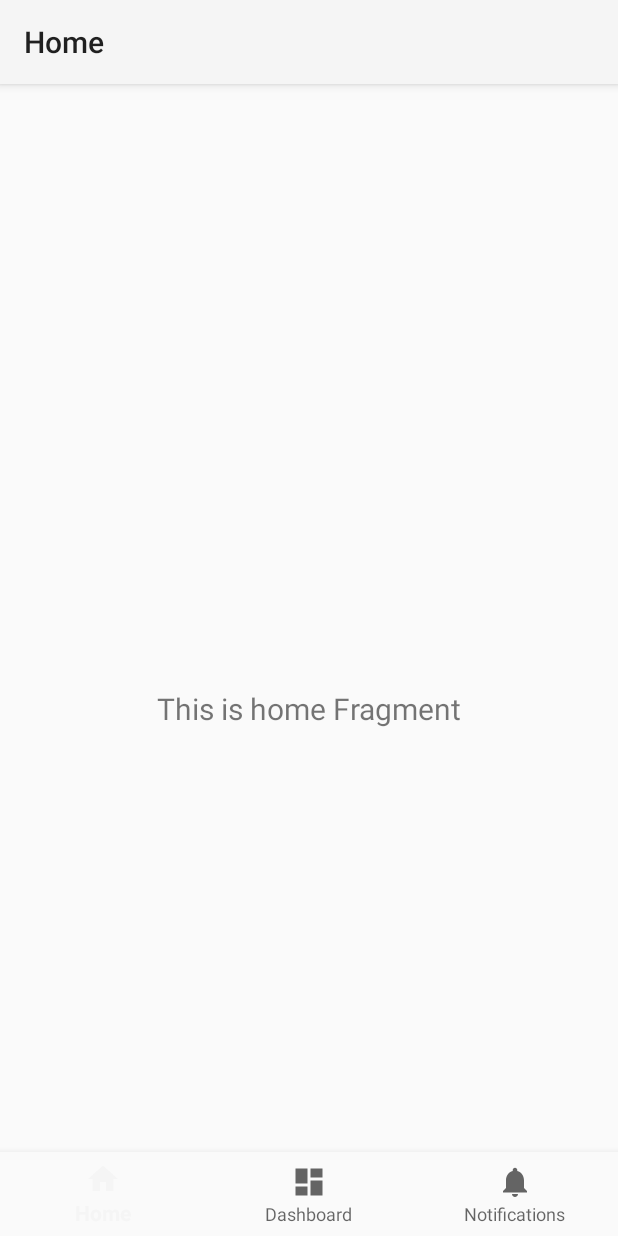
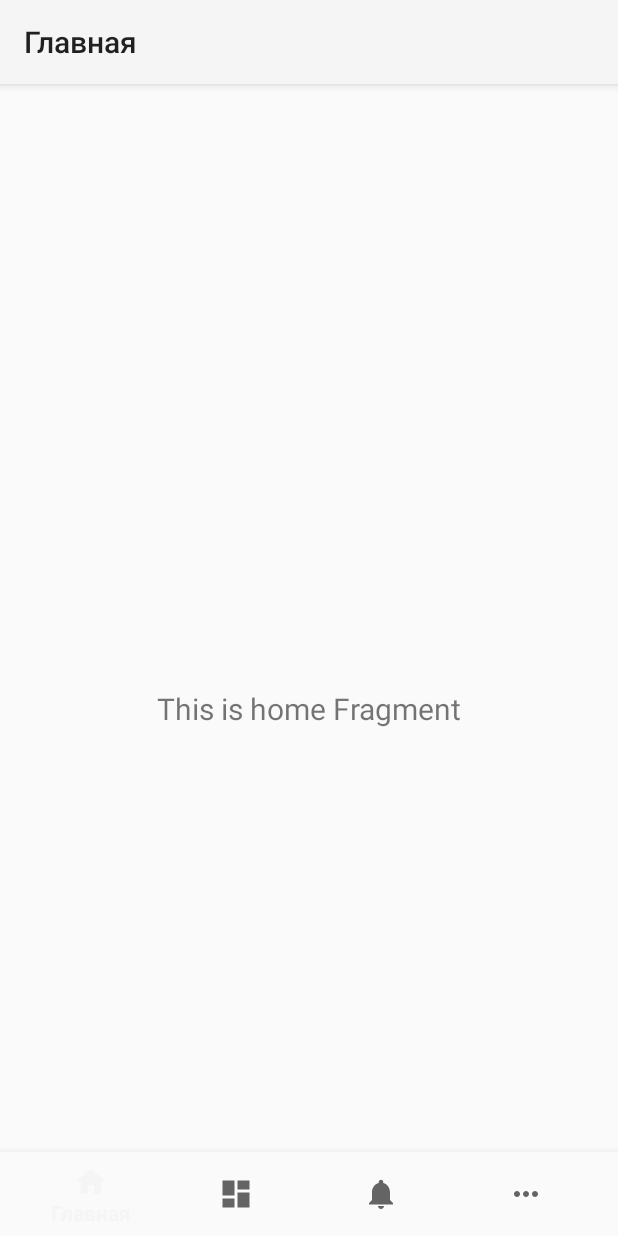
Before and after one commit to onoprygit/budget-app, an Android app: the screen it shows after launch (MainActivity), on a phone screen of 412 x 824 dp. Run offline under Robolectric (Android 15) with nearby library versions, the phone set to English and light mode, and no system bars; our stand-ins replace navigation-ui.

Commit message:
try to understanding app design

```diff
--- a/app/src/main/java/com/onopry/budgetapp/ui/home/HomeFragment.kt
+++ b/app/src/main/java/com/onopry/budgetapp/ui/dashboard/BudgetAndDebtsFragment.kt
@@ -1,4 +1,4 @@
-package com.onopry.budgetapp.ui.home
+package com.onopry.budgetapp.ui.dashboard
 
 import android.os.Bundle
 import android.view.LayoutInflater
@@ -7,11 +7,11 @@ import android.view.ViewGroup
 import android.widget.TextView
 import androidx.fragment.app.Fragment
 import androidx.lifecycle.ViewModelProvider
-import com.onopry.budgetapp.databinding.FragmentHomeBinding
+import com.onopry.budgetapp.databinding.FragmentBudetAndDebtsBinding
 
-class HomeFragment : Fragment() {
+class BudgetAndDebtsFragment : Fragment() {
 
-    private var _binding: FragmentHomeBinding? = null
+    private var _binding: FragmentBudetAndDebtsBinding? = null
 
     // This property is only valid between onCreateView and
     // onDestroyView.
@@ -22,14 +22,14 @@ class HomeFragment : Fragment() {
         container: ViewGroup?,
         savedInstanceState: Bundle?
     ): View {
-        val homeViewModel =
-            ViewModelProvider(this).get(HomeViewModel::class.java)
+        val dashboardViewModel =
+            ViewModelProvider(this).get(BudgetAndDebtsViewModel::class.java)
 
-        _binding = FragmentHomeBinding.inflate(inflater, container, false)
+        _binding = FragmentBudetAndDebtsBinding.inflate(inflater, container, false)
         val root: View = binding.root
 
-        val textView: TextView = binding.textHome
-        homeViewModel.text.observe(viewLifecycleOwner) {
+        val textView: TextView = binding.textDashboard
+        dashboardViewModel.text.observe(viewLifecycleOwner) {
             textView.text = it
         }
         return root
--- a/app/src/main/java/com/onopry/budgetapp/ui/dashboard/DashboardViewModel.kt
+++ b/app/src/main/java/com/onopry/budgetapp/ui/dashboard/BudgetAndDebtsViewModel.kt
@@ -4,7 +4,7 @@ import androidx.lifecycle.LiveData
 import androidx.lifecycle.MutableLiveData
 import androidx.lifecycle.ViewModel
 
-class DashboardViewModel : ViewModel() {
+class BudgetAndDebtsViewModel : ViewModel() {
 
     private val _text = MutableLiveData<String>().apply {
         value = "This is dashboard Fragment"
--- a/app/src/main/java/com/onopry/budgetapp/ui/dashboard/DashboardFragment.kt
+++ b/app/src/main/java/com/onopry/budgetapp/ui/home/AnalyticsFragment.kt
@@ -1,4 +1,4 @@
-package com.onopry.budgetapp.ui.dashboard
+package com.onopry.budgetapp.ui.home
 
 import android.os.Bundle
 import android.view.LayoutInflater
@@ -7,11 +7,11 @@ import android.view.ViewGroup
 import android.widget.TextView
 import androidx.fragment.app.Fragment
 import androidx.lifecycle.ViewModelProvider
-import com.onopry.budgetapp.databinding.FragmentDashboardBinding
+import com.onopry.budgetapp.databinding.FragmentAnalyticsBinding
 
-class DashboardFragment : Fragment() {
+class AnalyticsFragment : Fragment() {
 
-    private var _binding: FragmentDashboardBinding? = null
+    private var _binding: FragmentAnalyticsBinding? = null
 
     // This property is only valid between onCreateView and
     // onDestroyView.
@@ -22,14 +22,14 @@ class DashboardFragment : Fragment() {
         container: ViewGroup?,
         savedInstanceState: Bundle?
     ): View {
-        val dashboardViewModel =
-            ViewModelProvider(this).get(DashboardViewModel::class.java)
+        val homeViewModel =
+            ViewModelProvider(this).get(AnalyticsViewModel::class.java)
 
-        _binding = FragmentDashboardBinding.inflate(inflater, container, false)
+        _binding = FragmentAnalyticsBinding.inflate(inflater, container, false)
         val root: View = binding.root
 
-        val textView: TextView = binding.textDashboard
-        dashboardViewModel.text.observe(viewLifecycleOwner) {
+        val textView: TextView = binding.textHome
+        homeViewModel.text.observe(viewLifecycleOwner) {
             textView.text = it
         }
         return root
--- a/app/src/main/java/com/onopry/budgetapp/ui/notifications/NotificationsViewModel.kt
+++ b/app/src/main/java/com/onopry/budgetapp/ui/home/AnalyticsViewModel.kt
@@ -1,13 +1,13 @@
-package com.onopry.budgetapp.ui.notifications
+package com.onopry.budgetapp.ui.home
 
 import androidx.lifecycle.LiveData
 import androidx.lifecycle.MutableLiveData
 import androidx.lifecycle.ViewModel
 
-class NotificationsViewModel : ViewModel() {
+class AnalyticsViewModel : ViewModel() {
 
     private val _text = MutableLiveData<String>().apply {
-        value = "This is notifications Fragment"
+        value = "This is home Fragment"
     }
     val text: LiveData<String> = _text
 }
--- a/app/src/main/java/com/onopry/budgetapp/ui/home/HomeViewModel.kt
+++ b/app/src/main/java/com/onopry/budgetapp/ui/notifications/TransactionsViewModel.kt
@@ -1,13 +1,13 @@
-package com.onopry.budgetapp.ui.home
+package com.onopry.budgetapp.ui.notifications
 
 import androidx.lifecycle.LiveData
 import androidx.lifecycle.MutableLiveData
 import androidx.lifecycle.ViewModel
 
-class HomeViewModel : ViewModel() {
+class TransactionsViewModel : ViewModel() {
 
     private val _text = MutableLiveData<String>().apply {
-        value = "This is home Fragment"
+        value = "This is notifications Fragment"
     }
     val text: LiveData<String> = _text
 }
--- /dev/null
+++ b/app/src/main/res/drawable/ic_more_horiz.xml
@@ -0,0 +1,10 @@
+<vector xmlns:android="http://schemas.android.com/apk/res/android"
+    android:width="24dp"
+    android:height="24dp"
+    android:viewportWidth="24"
+    android:viewportHeight="24"
+    android:tint="?attr/colorControlNormal">
+  <path
+      android:fillColor="@android:color/white"
+      android:pathData="M6,10c-1.1,0 -2,0.9 -2,2s0.9,2 2,2 2,-0.9 2,-2 -0.9,-2 -2,-2zM18,10c-1.1,0 -2,0.9 -2,2s0.9,2 2,2 2,-0.9 2,-2 -0.9,-2 -2,-2zM12,10c-1.1,0 -2,0.9 -2,2s0.9,2 2,2 2,-0.9 2,-2 -0.9,-2 -2,-2z"/>
+</vector>
--- a/app/src/main/res/layout/fragment_notifications.xml
+++ b/app/src/main/res/layout/fragment_analytics.xml
@@ -4,10 +4,10 @@
     xmlns:tools="http://schemas.android.com/tools"
     android:layout_width="match_parent"
     android:layout_height="match_parent"
-    tools:context=".ui.notifications.NotificationsFragment">
+    tools:context=".ui.home.AnalyticsFragment">
 
     <TextView
-        android:id="@+id/text_notifications"
+        android:id="@+id/text_home"
         android:layout_width="match_parent"
         android:layout_height="wrap_content"
         android:layout_marginStart="8dp"
--- a/app/src/main/res/layout/fragment_dashboard.xml
+++ b/app/src/main/res/layout/fragment_budet_and_debts.xml
@@ -4,7 +4,7 @@
     xmlns:tools="http://schemas.android.com/tools"
     android:layout_width="match_parent"
     android:layout_height="match_parent"
-    tools:context=".ui.dashboard.DashboardFragment">
+    tools:context=".ui.dashboard.BudgetAndDebtsFragment">
 
     <TextView
         android:id="@+id/text_dashboard"
--- a/app/src/main/res/layout/fragment_home.xml
+++ /dev/null
@@ -1,22 +0,0 @@
-<?xml version="1.0" encoding="utf-8"?>
-<androidx.constraintlayout.widget.ConstraintLayout xmlns:android="http://schemas.android.com/apk/res/android"
-    xmlns:app="http://schemas.android.com/apk/res-auto"
-    xmlns:tools="http://schemas.android.com/tools"
-    android:layout_width="match_parent"
-    android:layout_height="match_parent"
-    tools:context=".ui.home.HomeFragment">
-
-    <TextView
-        android:id="@+id/text_home"
-        android:layout_width="match_parent"
-        android:layout_height="wrap_content"
-        android:layout_marginStart="8dp"
-        android:layout_marginTop="8dp"
-        android:layout_marginEnd="8dp"
-        android:textAlignment="center"
-        android:textSize="20sp"
-        app:layout_constraintBottom_toBottomOf="parent"
-        app:layout_constraintEnd_toEndOf="parent"
-        app:layout_constraintStart_toStartOf="parent"
-        app:layout_constraintTop_toTopOf="parent" />
-</androidx.constraintlayout.widget.ConstraintLayout>
--- a/app/src/main/res/menu/bottom_nav_menu.xml
+++ b/app/src/main/res/menu/bottom_nav_menu.xml
@@ -16,4 +16,9 @@
         android:icon="@drawable/ic_notifications_black_24dp"
         android:title="@string/title_notifications" />
 
+    <item
+        android:id="@+id/navigation_more"
+        android:icon="@drawable/ic_more_horiz"
+        android:title="@string/title_more"/>
+
 </menu>
--- a/app/src/main/res/navigation/mobile_navigation.xml
+++ b/app/src/main/res/navigation/mobile_navigation.xml
@@ -7,19 +7,19 @@
 
     <fragment
         android:id="@+id/navigation_home"
-        android:name="com.onopry.budgetapp.ui.home.HomeFragment"
+        android:name="com.onopry.budgetapp.ui.home.AnalyticsFragment"
         android:label="@string/title_home"
-        tools:layout="@layout/fragment_home" />
+        tools:layout="@layout/fragment_analytics" />
 
     <fragment
         android:id="@+id/navigation_dashboard"
-        android:name="com.onopry.budgetapp.ui.dashboard.DashboardFragment"
+        android:name="com.onopry.budgetapp.ui.dashboard.BudgetAndDebtsFragment"
         android:label="@string/title_dashboard"
-        tools:layout="@layout/fragment_dashboard" />
+        tools:layout="@layout/fragment_budet_and_debts" />
 
     <fragment
         android:id="@+id/navigation_notifications"
-        android:name="com.onopry.budgetapp.ui.notifications.NotificationsFragment"
+        android:name="com.onopry.budgetapp.ui.notifications.TransactionsFragment"
         android:label="@string/title_notifications"
-        tools:layout="@layout/fragment_notifications" />
+        tools:layout="@layout/fragment_transactions" />
 </navigation>
--- a/app/src/main/res/values/colors.xml
+++ b/app/src/main/res/values/colors.xml
@@ -7,4 +7,5 @@
     <color name="teal_700">#FF018786</color>
     <color name="black">#FF000000</color>
     <color name="white">#FFFFFFFF</color>
+    <color name="main_background_gray">#F1F1F1</color>
 </resources>
--- a/app/src/main/res/values/dimens.xml
+++ b/app/src/main/res/values/dimens.xml
@@ -2,4 +2,6 @@
     <!-- Default screen margins, per the Android Design guidelines. -->
     <dimen name="activity_horizontal_margin">16dp</dimen>
     <dimen name="activity_vertical_margin">16dp</dimen>
+    <dimen name="base_horizontal_offset">20dp</dimen>
+    <dimen name="search_size">36dp</dimen>
 </resources>
--- a/app/src/main/res/values/strings.xml
+++ b/app/src/main/res/values/strings.xml
@@ -1,6 +1,10 @@
 <resources>
     <string name="app_name">BudgetApp</string>
-    <string name="title_home">Home</string>
-    <string name="title_dashboard">Dashboard</string>
-    <string name="title_notifications">Notifications</string>
+    <string name="title_home">Главная</string>
+    <string name="title_dashboard">Дашборд</string>
+    <string name="title_notifications">Уведомления</string>
+    <string name="title_more">Еще</string>
+    <string name="user_name">UserName</string>
+    <string name="user_mail">UserMail@mail.com</string>
+    <string name="more_title_settings">Настройки</string>
 </resources>
```
Also changed, not shown: app/src/main/java/com/onopry/budgetapp/ui/notifications/TransactionsFragment.kt (renamed from app/src/main/java/com/onopry/budgetapp/ui/notifications/NotificationsFragment.kt, +7 -7 lines), app/src/main/res/drawable/ic_default_avatar.xml (added, +20 -0 lines), app/src/main/res/drawable/ic_search.xml (added, +9 -0 lines), app/src/main/res/layout/fragment_more.xml (added, +111 -0 lines), app/src/main/res/layout/fragment_transactions.xml (added, +72 -0 lines).
